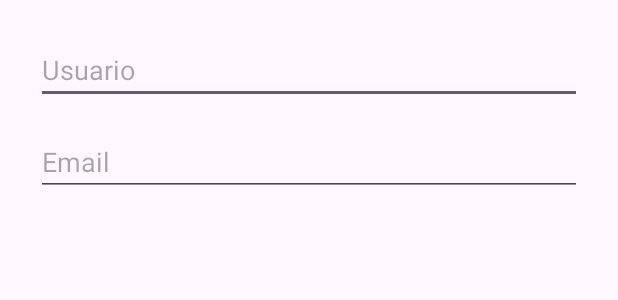
After one commit to almudenaiparraguirre/HorseBookingMovil, an Android app: the layout dialog_edit_data.xml on its own in the app's theme, with its tools: preview values and no code run, on a phone screen of 412 x 824 dp. The commit adds this screen. Shown: the top 300 px of the screen. Run offline under Robolectric (Android 15) with nearby library versions, the phone set to English and light mode, and no system bars.

Commit message:
Empezando cambio de datos en el perfil de usuario

```diff
--- a/app/build.gradle.kts
+++ b/app/build.gradle.kts
@@ -47,8 +47,11 @@ dependencies {
     implementation("com.google.firebase:firebase-database-ktx:20.3.1")
     implementation("com.google.firebase:firebase-storage-ktx:21.0.0")
     testImplementation("junit:junit:4.13.2")
+    testImplementation("com.google.truth:truth:1.4.2")
+    androidTestImplementation("androidx.test.espresso:espresso-core:3.5.1")
+    androidTestImplementation("androidx.test:runner:1.5.2")
+    androidTestImplementation("androidx.test:core:1.5.0")
     androidTestImplementation("androidx.test.ext:junit:1.1.5")
-    androidTestImplementation("androidx.test.espresso:espresso-core:3.5.1")
     implementation("com.github.bumptech.glide:glide:4.12.0")
     annotationProcessor("com.github.bumptech.glide:compiler:4.12.0")
 }
--- a/app/src/main/AndroidManifest.xml
+++ b/app/src/main/AndroidManifest.xml
@@ -27,9 +27,6 @@
         android:supportsRtl="true"
         android:theme="@style/Theme.HorseBooking"
         tools:targetApi="31">
-        <activity
-            android:name=".SinCuenta.EnvioCodigoActivity"
-            android:exported="false" />
         <activity
             android:name=".SinCuenta.OlvidoContrasenaActivity"
             android:exported="false" />
--- /dev/null
+++ b/app/src/main/res/layout/dialog_edit_data.xml
@@ -0,0 +1,33 @@
+<?xml version="1.0" encoding="utf-8"?>
+<LinearLayout xmlns:android="http://schemas.android.com/apk/res/android"
+    android:layout_width="match_parent"
+    android:layout_height="wrap_content"
+    android:orientation="vertical"
+    android:padding="24dp">
+
+    <!-- EditText para Nombre de Usuario -->
+    <EditText
+        android:id="@+id/editTextUsername"
+        android:layout_width="match_parent"
+        android:layout_height="wrap_content"
+        android:hint="@string/username_hint"
+        android:inputType="textPersonName"
+        android:maxLines="1"
+        android:singleLine="true"/>
+
+    <!-- Espacio adicional entre EditTexts -->
+    <Space
+        android:layout_width="match_parent"
+        android:layout_height="16dp"/>
+
+    <!-- EditText para Correo Electrónico -->
+    <EditText
+        android:id="@+id/editTextEmail"
+        android:layout_width="match_parent"
+        android:layout_height="wrap_content"
+        android:hint="@string/email_hint"
+        android:inputType="textEmailAddress"
+        android:maxLines="1"
+        android:singleLine="true"/>
+
+</LinearLayout>
--- a/app/src/main/res/values/strings.xml
+++ b/app/src/main/res/values/strings.xml
@@ -14,4 +14,7 @@
     <string name="chatear">¡Chatea con nosotros!</string>
     <string name="cambiarDatos">Cambiar datos</string>
     <string name="cerrarSesion"><u>Cerrar sesión</u></string>
+    <string name="novedades">¡Averigua las novedades en nuestra hípica!</string>
+    <string name="username_hint">Usuario</string>
+    <string name="email_hint">Email</string>
 </resources>
```
Also changed, not shown: app/src/main/java/com/example/horsebooking/Perfil/EditDataDialogFragment.kt (added, +38 -0 lines), app/src/main/java/com/example/horsebooking/Perfil/PerfilUsuarioActivity.kt (+9 -5 lines), app/src/main/java/com/example/horsebooking/SinCuenta/EnvioCodigoActivity.kt (deleted, +0 -12 lines), app/src/main/java/com/example/horsebooking/SinCuenta/OlvidoContrasenaActivity.kt (+5 -22 lines), app/src/main/res/layout/activity_envio_codigo.xml (deleted, +0 -9 lines), app/src/main/res/layout/activity_novedades.xml (+15 -1 lines), 1 other file.
